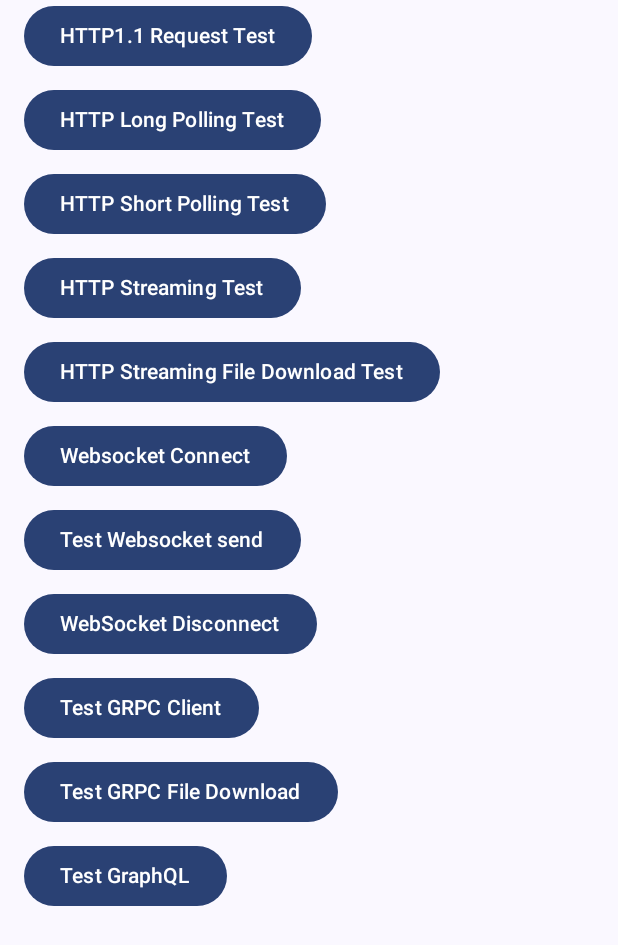
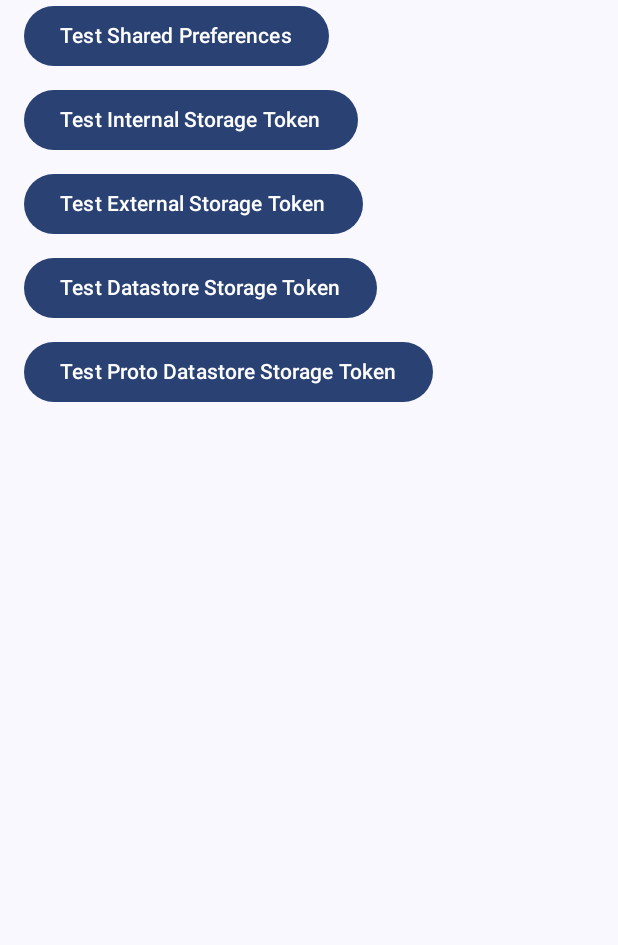
Before and after one commit to nikhil5642/System-Architecture-Exploration, an Android app built with Jetpack Compose: the screen it shows after launch (MainActivity before the commit, StorageActivity after it), on a phone screen of 412 x 824 dp. Shown: the top 945 px of the screen. Run offline under Robolectric (Android 15) with nearby library versions, the phone set to English and light mode, and no system bars.

```diff
--- a/app/build.gradle.kts
+++ b/app/build.gradle.kts
@@ -91,9 +91,8 @@ dependencies {
     implementation(libs.apollo.runtime)
 
     implementation(platform(libs.firebase.bom))
-//    implementation(libs.firebase.analytics)
-//    implementation(libs.firebase.installations)
     implementation(libs.firebase.messaging)
+    implementation(libs.androidx.datastore.preferences)
 
     testImplementation(libs.junit)
     androidTestImplementation(libs.androidx.junit)
--- /dev/null
+++ b/app/src/main/java/com/appmeito/systemarchitectureexploration/storageactivity/StorageActivity.kt
@@ -0,0 +1,83 @@
+package com.appmeito.systemarchitectureexploration.storageactivity
+
+import android.Manifest
+import android.content.pm.PackageManager
+import android.os.Build
+import android.os.Bundle
+import androidx.activity.ComponentActivity
+import androidx.activity.compose.setContent
+import androidx.activity.enableEdgeToEdge
+import androidx.annotation.RequiresApi
+import androidx.compose.foundation.layout.Column
+import androidx.compose.foundation.layout.fillMaxSize
+import androidx.compose.foundation.layout.padding
+import androidx.compose.foundation.rememberScrollState
+import androidx.compose.foundation.verticalScroll
+import androidx.compose.material3.Scaffold
+import androidx.compose.ui.Modifier
+import androidx.lifecycle.ViewModelProvider
+import com.appmeito.systemarchitectureexploration.StorageRepository
+import com.appmeito.systemarchitectureexploration.mainactivity.CustomButton
+
+import com.appmeito.systemarchitectureexploration.ui.theme.SystemArchitectureExplorationTheme
+
+class StorageActivity : ComponentActivity() {
+    private lateinit var storageViewModel: StorageViewModel
+
+
+    @RequiresApi(Build.VERSION_CODES.TIRAMISU)
+    override fun onCreate(savedInstanceState: Bundle?) {
+        super.onCreate(savedInstanceState)
+        if (Build.VERSION.SDK_INT >= Build.VERSION_CODES.M) {
+            if (checkSelfPermission(Manifest.permission.READ_EXTERNAL_STORAGE) != PackageManager.PERMISSION_GRANTED) {
+                requestPermissions(arrayOf(Manifest.permission.READ_EXTERNAL_STORAGE), 101)
+            }
+            if (checkSelfPermission(Manifest.permission.WRITE_EXTERNAL_STORAGE) != PackageManager.PERMISSION_GRANTED) {
+                requestPermissions(arrayOf(Manifest.permission.WRITE_EXTERNAL_STORAGE), 100)
+            }
+            if (checkSelfPermission(Manifest.permission.POST_NOTIFICATIONS) != PackageManager.PERMISSION_GRANTED) {
+                requestPermissions(arrayOf(Manifest.permission.POST_NOTIFICATIONS), 100)
+            }
+            if (checkSelfPermission(Manifest.permission.RECEIVE_BOOT_COMPLETED) != PackageManager.PERMISSION_GRANTED) {
+                requestPermissions(arrayOf(Manifest.permission.RECEIVE_BOOT_COMPLETED), 100)
+            }
+        }
+
+        val repository: StorageRepository = StorageRepository()
+        storageViewModel= ViewModelProvider(this, StorageViewModelFactory(repository))[StorageViewModel::class.java]
+        enableEdgeToEdge()
+        setContent {
+            SystemArchitectureExplorationTheme {
+                Scaffold(modifier = Modifier.fillMaxSize()) { innerPadding ->
+                    Column(
+                        modifier = Modifier
+                            .padding(innerPadding)
+                            .fillMaxSize()
+                            .verticalScroll(rememberScrollState()) // Makes the column scrollable
+                    ) {
+                        CustomButton(
+                            title = "Test Shared Preferences",
+                            onButtonClick = { storageViewModel.testSharedPreferences(this@StorageActivity) },
+                        )
+                        CustomButton(
+                            title = "Test Internal Storage Token",
+                            onButtonClick = { storageViewModel.testTokenInternalStorage(this@StorageActivity) },
+                        )
+                        CustomButton(
+                            title = "Test External Storage Token",
+                            onButtonClick = { storageViewModel.testTokenExternalStorage(this@StorageActivity) },
+                        )
+                        CustomButton(
+                            title = "Test Datastore Storage Token",
+                            onButtonClick = { storageViewModel.testSimpleDatastore(this@StorageActivity) },
+                        )
+                        CustomButton(
+                            title = "Test Proto Datastore Storage Token",
+                            onButtonClick = { storageViewModel.testProtoDatastore(this@StorageActivity) },
+                        )
+                    }
+                }
+            }
+        }
+    }
+}
--- /dev/null
+++ b/app/src/main/java/com/appmeito/systemarchitectureexploration/storageactivity/StorageViewModelFactory.kt
@@ -0,0 +1,18 @@
+package com.appmeito.systemarchitectureexploration.storageactivity
+
+import androidx.lifecycle.ViewModel
+import androidx.lifecycle.ViewModelProvider
+import com.appmeito.systemarchitectureexploration.MainRepository
+import com.appmeito.systemarchitectureexploration.StorageRepository
+
+class StorageViewModelFactory(private val storageRepository: StorageRepository):ViewModelProvider.Factory{
+
+    override fun <T : ViewModel> create(modelClass: Class<T>): T {
+        return if (modelClass.isAssignableFrom(StorageViewModel::class.java)) {
+            StorageViewModel(storageRepository) as T
+        } else {
+            throw IllegalArgumentException("ViewModel Not Found")
+        }
+    }
+
+}
--- a/gradle/libs.versions.toml
+++ b/gradle/libs.versions.toml
@@ -4,8 +4,8 @@ annotationsApi = "6.0.53"
 apolloRuntime = "3.8.5"
 apolloPlugin="3.8.5"
 converterGson = "2.9.0"
+datastorePreferences = "1.1.1"
 firebaseBom = "33.1.2"
-firebaseInstallations = "18.0.0"
 googleServices = "4.4.2"
 gradle = "7.2.2"
 grpcOkhttp = "1.65.0"
@@ -31,12 +31,11 @@ constraintlayout = "2.1.4"
 
 [libraries]
 androidx-core-ktx = { group = "androidx.core", name = "core-ktx", version.ref = "coreKtx" }
+androidx-datastore-preferences = { module = "androidx.datastore:datastore-preferences", version.ref = "datastorePreferences" }
 annotations-api = { module = "org.apache.tomcat:annotations-api", version.ref = "annotationsApi" }
 apollo-runtime = { module = "com.apollographql.apollo3:apollo-runtime", version.ref = "apolloRuntime" }
 converter-gson = { module = "com.squareup.retrofit2:converter-gson", version.ref = "converterGson" }
-firebase-analytics = { module = "com.google.firebase:firebase-analytics" }
 firebase-bom = { module = "com.google.firebase:firebase-bom", version.ref = "firebaseBom" }
-firebase-installations = { module = "com.google.firebase:firebase-installations", version.ref = "firebaseInstallations" }
 firebase-messaging = { module = "com.google.firebase:firebase-messaging"}
 google-services = { module = "com.google.gms:google-services", version.ref = "googleServices" }
 gradle = { module = "com.android.tools.build:gradle", version.ref = "gradle" }
```
Also changed, not shown: app/src/main/AndroidManifest.xml (+18 -0 lines), app/src/main/java/com/appmeito/systemarchitectureexploration/StorageRespsitory.kt (added, +120 -0 lines), app/src/main/java/com/appmeito/systemarchitectureexploration/mainactivity/MainActivity.kt (+75 -13 lines), app/src/main/java/com/appmeito/systemarchitectureexploration/mainactivity/MainViewModel.kt (+15 -0 lines), app/src/main/java/com/appmeito/systemarchitectureexploration/services/MyBackgroundService.kt (added, +26 -0 lines), app/src/main/java/com/appmeito/systemarchitectureexploration/services/MyBoundService.kt (added, +23 -0 lines), app/src/main/java/com/appmeito/systemarchitectureexploration/services/MyForegroundService.kt (added, +61 -0 lines), app/src/main/java/com/appmeito/systemarchitectureexploration/services/MyJobService.kt (added, +21 -0 lines), app/src/main/java/com/appmeito/systemarchitectureexploration/storageactivity/StorageViewModel.kt (added, +63 -0 lines), 1 other file.
